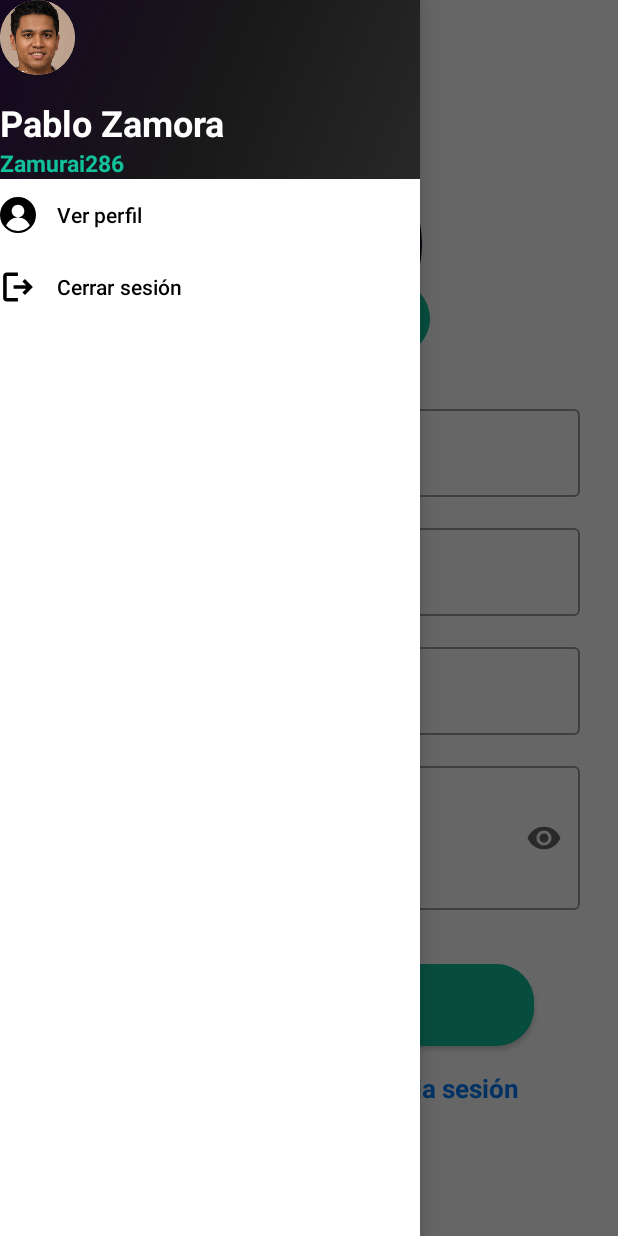
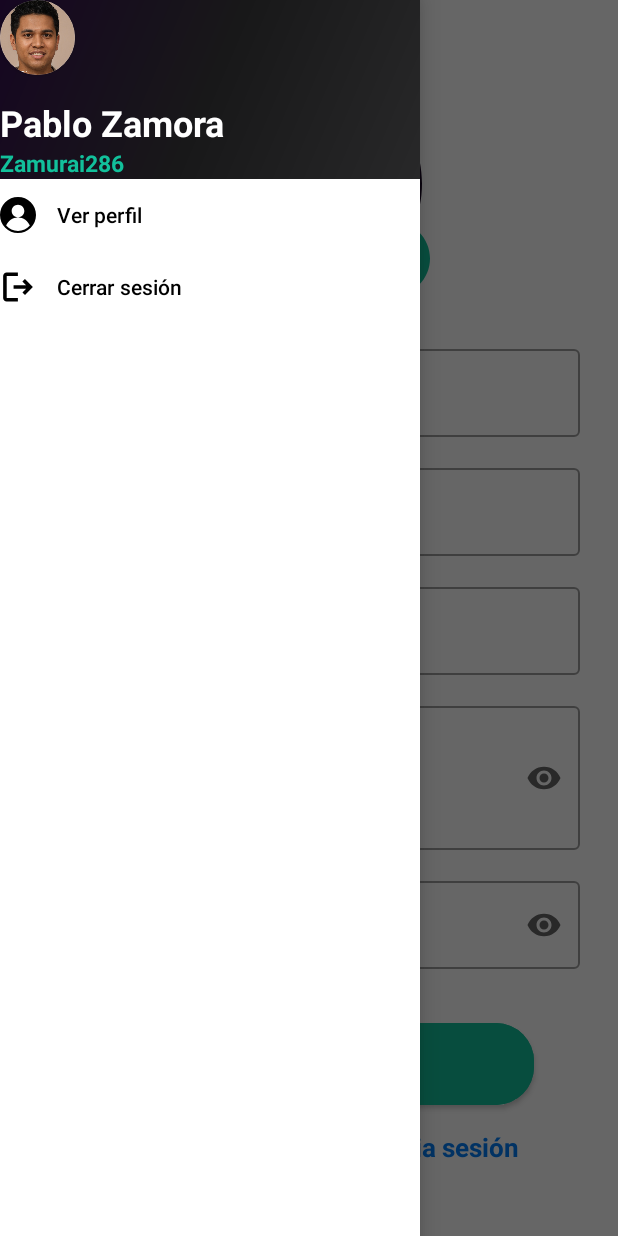
Before and after one commit to Aq202/Proyecto1_PlataformasMoviles, an Android app: the SignUpFragment screen opened through its navigation route, with the side drawer open, on a phone screen of 412 x 824 dp. Run offline under Robolectric (Android 15) with nearby library versions, the light colour scheme and no system bars; our stand-ins replace navigation-ui.

Commit message:
Agregado "confirmar contraseña" al signup

```diff
--- /dev/null
+++ b/Proyect_app/app/src/main/res/drawable/ic_check_bold.xml
@@ -0,0 +1,9 @@
+<vector xmlns:android="http://schemas.android.com/apk/res/android"
+    android:width="24dp"
+    android:height="24dp"
+    android:viewportWidth="24"
+    android:viewportHeight="24">
+  <path
+      android:fillColor="#FF000000"
+      android:pathData="M9,20.42L2.79,14.21L5.62,11.38L9,14.77L18.88,4.88L21.71,7.71L9,20.42Z"/>
+</vector>
--- a/Proyect_app/app/src/main/res/layout/fragment_sign_up.xml
+++ b/Proyect_app/app/src/main/res/layout/fragment_sign_up.xml
@@ -95,11 +95,11 @@
         android:layout_width="match_parent"
         android:layout_height="wrap_content"
         android:hint="@string/placeholder_password"
-
+        android:layout_marginBottom="15dp"
         app:layout_constraintTop_toBottomOf="@id/textField_signUpFragment_user"
         app:layout_constraintStart_toStartOf="parent"
         app:layout_constraintEnd_toEndOf="parent"
-        app:layout_constraintBottom_toTopOf="@id/button_signUpFragment_signUp"
+        app:layout_constraintBottom_toTopOf="@id/textField_signUpFragment_confirmPassword"
         style="@style/Widget.MaterialComponents.TextInputLayout.OutlinedBox"
         app:startIconDrawable="@drawable/ic_lock_pass"
         app:startIconTint="@color/dark_gray"
@@ -112,6 +112,31 @@
         android:textSize="@dimen/plain_text_size"
         android:inputType="textPassword"
         />
+
+    </com.google.android.material.textfield.TextInputLayout>
+
+    <com.google.android.material.textfield.TextInputLayout
+        android:id="@+id/textField_signUpFragment_confirmPassword"
+        android:layout_width="match_parent"
+        android:layout_height="wrap_content"
+        android:hint="@string/placeholder_confirm_pass"
+
+        app:layout_constraintTop_toBottomOf="@id/textField_signUpFragment_password"
+        app:layout_constraintStart_toStartOf="parent"
+        app:layout_constraintEnd_toEndOf="parent"
+        app:layout_constraintBottom_toTopOf="@id/button_signUpFragment_signUp"
+        style="@style/Widget.MaterialComponents.TextInputLayout.OutlinedBox"
+        app:startIconDrawable="@drawable/ic_check_bold"
+        app:startIconTint="@color/dark_gray"
+        app:endIconMode="password_toggle"
+        >
+
+        <com.google.android.material.textfield.TextInputEditText
+            android:layout_width="match_parent"
+            android:layout_height="wrap_content"
+            android:textSize="@dimen/plain_text_size"
+            android:inputType="textPassword"
+            />
 
     </com.google.android.material.textfield.TextInputLayout>
 
@@ -130,7 +155,7 @@
         app:layout_constraintBottom_toTopOf="@id/textView_signUpFragment_existingAccount"
         app:layout_constraintEnd_toEndOf="parent"
         app:layout_constraintStart_toStartOf="parent"
-        app:layout_constraintTop_toBottomOf="@+id/textField_signUpFragment_password"/>
+        app:layout_constraintTop_toBottomOf="@+id/textField_signUpFragment_confirmPassword"/>
 
     <TextView
         android:layout_width="wrap_content"
--- a/Proyect_app/app/src/main/res/values/strings.xml
+++ b/Proyect_app/app/src/main/res/values/strings.xml
@@ -37,4 +37,5 @@
     <string name="cuenta_destino">Cuenta destino:</string>
     <string name="description">Descripción:</string>
     <string name="terminar">Terminar</string>
+    <string name="placeholder_confirm_pass">Confirmar contraseña</string>
 </resources>
```
